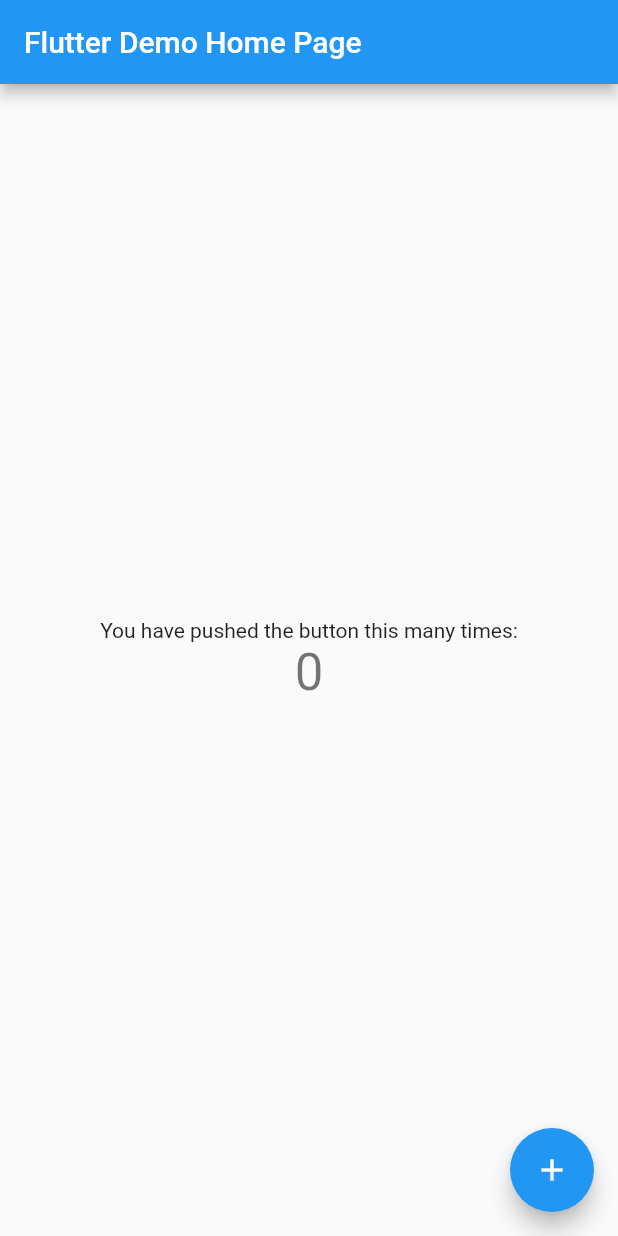
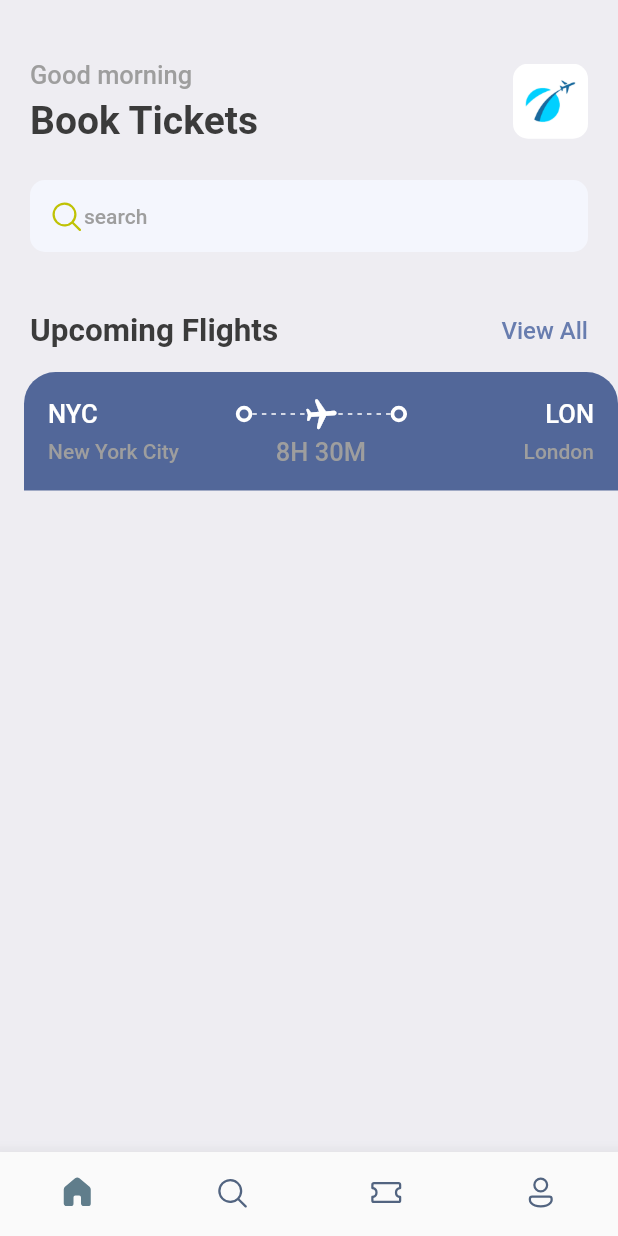
Before and after one commit to nestinho/book_ticket, a Flutter app: the screen it shows after launch, on a phone screen of 412 x 824 dp. Run offline on Flutter 3.47's test engine with Material 2 defaults, Android fonts, the phone set to English and light mode, and no system bars; our stand-ins replace fluentui_icons, gap.

Commit message:
Upcoming flights section with bg blue

```diff
--- a/lib/main.dart
+++ b/lib/main.dart
@@ -1,4 +1,7 @@
+import 'package:book_ticket/screens/bottom_bar.dart';
 import 'package:flutter/material.dart';
+
+import 'utils/app_styles.dart';
 
 void main() {
   runApp(const MyApp());
@@ -11,105 +14,13 @@
   @override
   Widget build(BuildContext context) {
     return MaterialApp(
+      debugShowCheckedModeBanner: false,
       title: 'Flutter Demo',
       theme: ThemeData(
-        // This is the theme of your application.
-        //
-        // Try running your application with "flutter run". You'll see the
-        // application has a blue toolbar. Then, without quitting the app, try
-        // changing the primarySwatch below to Colors.green and then invoke
-        // "hot reload" (press "r" in the console where you ran "flutter run",
-        // or simply save your changes to "hot reload" in a Flutter IDE).
-        // Notice that the counter didn't reset back to zero; the application
-        // is not restarted.
-        primarySwatch: Colors.blue,
+        // primarySwatch: Colors.blue,
+        primaryColor: primary,
       ),
-      home: const MyHomePage(title: 'Flutter Demo Home Page'),
+      home: const BottomBar(),
     );
   }
 }
-
-class MyHomePage extends StatefulWidget {
-  const MyHomePage({super.key, required this.title});
-
-  // This widget is the home page of your application. It is stateful, meaning
-  // that it has a State object (defined below) that contains fields that affect
-  // how it looks.
-
-  // This class is the configuration for the state. It holds the values (in this
-  // case the title) provided by the parent (in this case the App widget) and
-  // used by the build method of the State. Fields in a Widget subclass are
-  // always marked "final".
-
-  final String title;
-
-  @override
-  State<MyHomePage> createState() => _MyHomePageState();
-}
-
-class _MyHomePageState extends State<MyHomePage> {
-  int _counter = 0;
-
-  void _incrementCounter() {
-    setState(() {
-      // This call to setState tells the Flutter framework that something has
-      // changed in this State, which causes it to rerun the build method below
-      // so that the display can reflect the updated values. If we changed
-      // _counter without calling setState(), then the build method would not be
-      // called again, and so nothing would appear to happen.
-      _counter++;
-    });
-  }
-
-  @override
-  Widget build(BuildContext context) {
-    // This method is rerun every time setState is called, for instance as done
-    // by the _incrementCounter method above.
-    //
-    // The Flutter framework has been optimized to make rerunning build methods
-    // fast, so that you can just rebuild anything that needs updating rather
-    // than having to individually change instances of widgets.
-    return Scaffold(
-      appBar: AppBar(
-        // Here we take the value from the MyHomePage object that was created by
-        // the App.build method, and use it to set our appbar title.
-        title: Text(widget.title),
-      ),
-      body: Center(
-        // Center is a layout widget. It takes a single child and positions it
-        // in the middle of the parent.
-        child: Column(
-          // Column is also a layout widget. It takes a list of children and
-          // arranges them vertically. By default, it sizes itself to fit its
-          // children horizontally, and tries to be as tall as its parent.
-          //
-          // Invoke "debug painting" (press "p" in the console, choose the
-          // "Toggle Debug Paint" action from the Flutter Inspector in Android
-          // Studio, or the "Toggle Debug Paint" command in Visual Studio Code)
-          // to see the wireframe for each widget.
-          //
-          // Column has various properties to control how it sizes itself and
-          // how it positions its children. Here we use mainAxisAlignment to
-          // center the children vertically; the main axis here is the vertical
-          // axis because Columns are vertical (the cross axis would be
-          // horizontal).
-          mainAxisAlignment: MainAxisAlignment.center,
-          children: <Widget>[
-            const Text(
-              'You have pushed the button this many times:',
-            ),
-            Text(
-              '$_counter',
-              style: Theme.of(context).textTheme.headline4,
-            ),
-          ],
-        ),
-      ),
-      floatingActionButton: FloatingActionButton(
-        onPressed: _incrementCounter,
-        tooltip: 'Increment',
-        child: const Icon(Icons.add),
-      ), // This trailing comma makes auto-formatting nicer for build methods.
-    );
-  }
-}
--- /dev/null
+++ b/lib/screens/bottom_bar.dart
@@ -0,0 +1,70 @@
+import 'package:book_ticket/screens/home_screen.dart';
+import 'package:fluentui_icons/fluentui_icons.dart';
+import 'package:flutter/material.dart';
+
+class BottomBar extends StatefulWidget {
+  const BottomBar({super.key});
+
+  @override
+  State<BottomBar> createState() => _BottomBarState();
+}
+
+class _BottomBarState extends State<BottomBar> {
+  int _selectedIndex = 0;
+  static final List<Widget> _widgetOptions = <Widget>[
+    // const Text("Home"),
+     HomeScreen(),
+    const Text("Search"),
+    const Text("Ticket"),
+    const Text("Profile"),
+  ];
+
+  void _onItemTapped(int index) {
+    setState(() {
+      _selectedIndex = index;
+    });
+    //_selectedIndex = index;
+    //print('${_selectedIndex}'); //for debugging
+    //print(_selectedIndex.toString()); //for debugging
+  }
+
+  @override
+  Widget build(BuildContext context) {
+    return Scaffold(
+      // appBar: AppBar(
+      //   title: const Text("My App"),
+      // ),
+      body: Center(
+        child: _widgetOptions[_selectedIndex],
+      ),
+      bottomNavigationBar: BottomNavigationBar(
+        currentIndex: _selectedIndex,
+        onTap: _onItemTapped,
+        elevation: 10,
+        showSelectedLabels: false,
+        showUnselectedLabels: false,
+        selectedItemColor: Colors.blueGrey,
+        type: BottomNavigationBarType.fixed,
+        unselectedItemColor: const Color(0xFF526480),
+        items: const [
+          BottomNavigationBarItem(
+              icon: Icon(FluentSystemIcons.ic_fluent_home_regular),
+              activeIcon: Icon(FluentSystemIcons.ic_fluent_home_filled),
+              label: "Home"),
+          BottomNavigationBarItem(
+              icon: Icon(FluentSystemIcons.ic_fluent_search_regular),
+              activeIcon: Icon(FluentSystemIcons.ic_fluent_search_filled),
+              label: "Search"),
+          BottomNavigationBarItem(
+              icon: Icon(FluentSystemIcons.ic_fluent_ticket_regular),
+              activeIcon: Icon(FluentSystemIcons.ic_fluent_ticket_filled),
+              label: "Ticket"),
+          BottomNavigationBarItem(
+              icon: Icon(FluentSystemIcons.ic_fluent_person_regular),
+              activeIcon: Icon(FluentSystemIcons.ic_fluent_person_filled),
+              label: "Profile")
+        ],
+      ),
+    );
+  }
+}
--- /dev/null
+++ b/lib/screens/home_screen.dart
@@ -0,0 +1,104 @@
+// ignore_for_file: prefer_const_constructors
+
+import 'package:book_ticket/screens/ticket_view.dart';
+import 'package:book_ticket/utils/app_styles.dart';
+import 'package:fluentui_icons/fluentui_icons.dart';
+import 'package:flutter/material.dart';
+import 'package:gap/gap.dart';
+
+class HomeScreen extends StatelessWidget {
+  const HomeScreen({super.key});
+
+  @override
+  Widget build(BuildContext context) {
+    return Scaffold(
+      backgroundColor: Styles.bgColor,
+      body: ListView(
+        children: [
+          Container(
+            // padding: const EdgeInsets.only(left: 20, right: 20),
+            padding: const EdgeInsets.symmetric(horizontal: 20),
+            child: Column(
+              children: [
+                const Gap(40),
+                Row(
+                  mainAxisAlignment: MainAxisAlignment.spaceBetween,
+                  children: [
+                    Column(
+                      crossAxisAlignment: CrossAxisAlignment.start,
+                      children: [
+                        Text(
+                          "Good morning",
+                          style: Styles.headLineStyle3,
+                        ),
+                        // const SizedBox(
+                        //   height: 5,
+                        // ),
+                        const Gap(5),
+                        Text(
+                          "Book Tickets",
+                          style: Styles.headLineStyle1,
+                        ),
+                      ],
+                    ),
+                    Container(
+                      height: 50,
+                      width: 50,
+                      decoration: BoxDecoration(
+                          borderRadius: BorderRadius.circular(10),
+                          image: const DecorationImage(
+                              fit: BoxFit.fitHeight,
+                              image: AssetImage("assets/images/img_1.png"))),
+                    )
+                  ],
+                ),
+                const Gap(25),
+                Container(
+                  decoration: BoxDecoration(
+                      borderRadius: BorderRadius.circular(10),
+                      color: const Color(0xFFF4F6FD)),
+                  padding:
+                      const EdgeInsets.symmetric(horizontal: 12, vertical: 12),
+                  child: Row(
+                    children: [
+                      const Icon(
+                        FluentSystemIcons.ic_fluent_search_regular,
+                        color: Color(0xFFBFC205),
+                      ),
+                      Text(
+                        "search",
+                        style: Styles.headLineStyle4,
+                      )
+                    ],
+                  ),
+                ),
+                const Gap(40),
+                Row(
+                  mainAxisAlignment: MainAxisAlignment.spaceBetween,
+                  children: [
+                    Text(
+                      "Upcoming Flights",
+                      style: Styles.headLineStyle2,
+                    ),
+                    InkWell(
+                      onTap: () {
+                        // print("You are tapped");
+                      },
+                      child: Text(
+                        "View All",
+                        style: Styles.textStyle
+                            .copyWith(color: Styles.primaryColor),
+                      ),
+                    )
+                  ],
+                )
+              ],
+            ),
+          ),
+          const Gap(15),
+          TicketView()
+        ],
+      ),
+    );
+  }
+}
--- /dev/null
+++ b/lib/screens/ticket_view.dart
@@ -0,0 +1,144 @@
+import 'package:book_ticket/utils/app_layout.dart';
+import 'package:book_ticket/utils/app_styles.dart';
+import 'package:book_ticket/widgets/thick_container.dart';
+import 'package:flutter/material.dart';
+import 'package:gap/gap.dart';
+
+class TicketView extends StatelessWidget {
+  const TicketView({super.key});
+
+  @override
+  Widget build(BuildContext context) {
+    final size = AppLayout.getSize(context);
+    return SizedBox(
+      width: size.width,
+      // height: size.height,
+      // height: 200,
+      child:
+          // container bg blue part
+          Container(
+        decoration: const BoxDecoration(
+          borderRadius: BorderRadius.only(
+              topLeft: Radius.circular(21), topRight: Radius.circular(21)),
+          color: Color(0xFF526799),
+        ),
+        margin: const EdgeInsets.only(left: 16),
+        child: Column(
+          children: [
+            Container(
+              padding: const EdgeInsets.all(16),
+              child: Column(
+                children: [
+                  Row(
+                    children: [
+                      Text(
+                        "NYC",
+                        style:
+                            Styles.headLineStyle3.copyWith(color: Colors.white),
+                      ),
+                      const Spacer(),
+                      const ThickContainer(),
+                      Expanded(
+                          child: Stack(
+                        children: [
+                          SizedBox(
+                            height: 24,
+                            child: LayoutBuilder(
+                              builder: (BuildContext context,
+                                  BoxConstraints constraints) {
+                                return Flex(
+                                  direction: Axis.horizontal,
+                                  mainAxisAlignment:
+                                      MainAxisAlignment.spaceBetween,
+                                  mainAxisSize: MainAxisSize.max,
+                                  children: List.generate(
+                                      (constraints.constrainWidth() / 6)
+                                          .floor(),
+                                      (index) => const SizedBox(
+                                            width: 3,
+                                            height: 1,
+                                            child: DecoratedBox(
+                                                decoration: BoxDecoration(
+                                                    color: Colors.white)),
+                                          )),
+                                );
+                              },
+                              // child:
+                            ),
+                          ),
+                          Center(
+                            child: Transform.rotate(
+                                angle: 1.5,
+                                child: const Icon(
+                                  Icons.local_airport_rounded,
+                                  color: Colors.white,
+                                )),
+                          )
+                        ],
+                      )),
+                      const ThickContainer(),
+                      const Spacer(), //same as Expanded(child: Container())
+                      Text(
+                        "LON",
+                        style:
+                            Styles.headLineStyle3.copyWith(color: Colors.white),
+                      ),
+                    ],
+                  ),
+                  const Gap(3),
+                  Row(
+                    mainAxisAlignment: MainAxisAlignment.spaceBetween,
+                    children: [
+                      SizedBox(
+                        width: 100,
+                        child: Text(
+                          "New York City",
+                          style: Styles.headLineStyle4
+                              .copyWith(color: Colors.grey),
+                        ),
+                      ),
+                      Text(
+                        "8H 30M",
+                        style:
+                            Styles.headLineStyle3.copyWith(color: Colors.grey),
+                      ),
+                      SizedBox(
+                        width: 100,
+                        child: Text(
+                          "London",
+                          textAlign: TextAlign.end,
+                          style: Styles.headLineStyle4
+                              .copyWith(color: Colors.grey),
+                        ),
+                      ),
+                    ],
+                  )
+                ],
+              ),
+            )
+          ],
+        ),
+      ),
+      // container bg red part
+      // Container(
+      //   color: const Color(0xFFF37B67),
+      //   child: Row(
+      //     children: const [
+      //       SizedBox(
+      //         height: 20,
+      //         width: 10,
+      //         child: DecoratedBox(
+      //           decoration: BoxDecoration(
+      //             borderRadius: BorderRadius.only(
+      //               topRight: Radius.circular(10),
+      //               bottomRight: Radius.circular(10),
+      //             ),
+      //           ),
+      //         ),
+      //       ),
+      //     ],
+      //   ),
+      // ),
+    );
+  }
+}
--- /dev/null
+++ b/lib/utils/app_layout.dart
@@ -0,0 +1,7 @@
+import 'package:flutter/cupertino.dart';
+
+class AppLayout {
+  static getSize(BuildContext context) {
+    return MediaQuery.of(context).size;
+  }
+}
--- /dev/null
+++ b/lib/utils/app_styles.dart
@@ -0,0 +1,23 @@
+import 'package:flutter/material.dart';
+
+Color primary = const Color(0xFF687DAF);
+
+class Styles {
+  // colors
+  static Color primaryColor = primary;
+  static Color textColor = const Color(0xFF3b3b3b);
+  static Color bgColor = const Color(0xFFeeedf2);
+  static Color orangeColor = const Color(0xFF526799);
+
+  // text styles
+  static TextStyle textStyle =
+      TextStyle(fontSize: 16, color: textColor, fontWeight: FontWeight.w500);
+  static TextStyle headLineStyle1 =
+      TextStyle(fontSize: 26, color: textColor, fontWeight: FontWeight.bold);
+  static TextStyle headLineStyle2 =
+      TextStyle(fontSize: 21, color: textColor, fontWeight: FontWeight.bold);
+  static TextStyle headLineStyle3 = TextStyle(
+      fontSize: 17, color: Colors.grey.shade500, fontWeight: FontWeight.w500);
+  static TextStyle headLineStyle4 = TextStyle(
+      fontSize: 14, color: Colors.grey.shade500, fontWeight: FontWeight.w500);
+}
--- /dev/null
+++ b/lib/widgets/thick_container.dart
@@ -0,0 +1,16 @@
+import 'package:flutter/material.dart';
+
+class ThickContainer extends StatelessWidget {
+  const ThickContainer({super.key});
+
+  @override
+  Widget build(BuildContext context) {
+    return Container(
+      padding: const EdgeInsets.all(3.0),
+      decoration:  BoxDecoration(
+        borderRadius: BorderRadius.circular(20),
+        border: Border.all(width: 2.5, color: Colors.white)
+      ),
+    );
+  }
+}
--- a/pubspec.yaml
+++ b/pubspec.yaml
@@ -36,6 +36,8 @@
   # The following adds the Cupertino Icons font to your application.
   # Use with the CupertinoIcons class for iOS style icons.
   cupertino_icons: ^1.0.2
+  fluentui_icons: ^1.0.0
+  gap: ^2.0.0
 
 dev_dependencies:
   flutter_test:
@@ -60,8 +62,8 @@
   uses-material-design: true
 
   # To add assets to your application, add an assets section, like this:
-  # assets:
-  #   - images/a_dot_burr.jpeg
+  assets:
+     - assets/images/
   #   - images/a_dot_ham.jpeg
 
   # An image asset can refer to one or more resolution-specific "variants", see
```
Also changed, not shown: assets/images/img.png (added), assets/images/img_1.png (added), assets/images/one.png (added), assets/images/sit.jpg (added), assets/images/three.png (added), assets/images/two.png (added), assets/images/visa.png (added), pubspec.lock.
